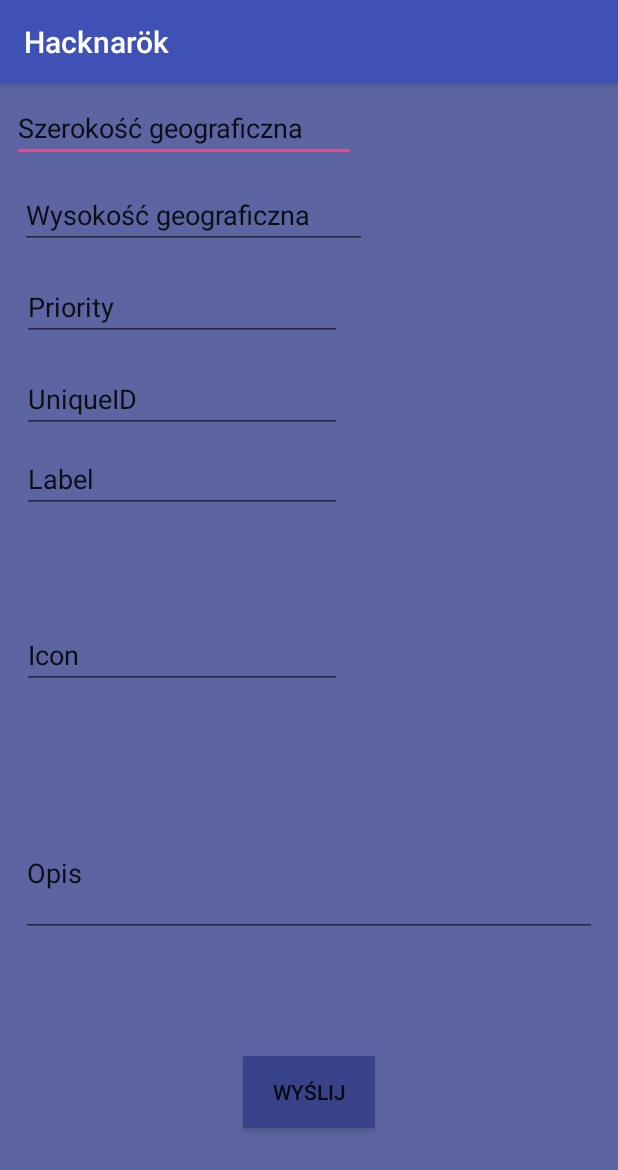
After one commit to lstawowy/Hacknar-k, an Android app: the Developer screen opened directly, with no data from a screen before it, on a phone screen of 412 x 824 dp. The commit adds this screen. Shown: the top 1170 px of the screen. Run offline under Robolectric (Android 15) with nearby library versions, the phone set to English and light mode, and no system bars.

Commit message:
grafika/design

```diff
--- a/app/src/main/AndroidManifest.xml
+++ b/app/src/main/AndroidManifest.xml
@@ -6,8 +6,7 @@
     <uses-permission android:name="android.permission.GET_ACCOUNTS" />
     <uses-permission android:name="android.permission.READ_PROFILE" />
     <uses-permission android:name="android.permission.READ_CONTACTS" />
-    <uses-permission android:name="android.permission.INTERNET"/>
-
+    <uses-permission android:name="android.permission.INTERNET" />
 
     <application
         android:allowBackup="true"
@@ -85,7 +84,6 @@
                 android:name="android.support.PARENT_ACTIVITY"
                 android:value="com.example.admin.hacknark.MainActivity" />
         </activity>
-
         <activity
             android:name=".ModesActivity"
             android:label="ModesActivity"
@@ -95,7 +93,6 @@
                 android:name="android.support.PARENT_ACTIVITY"
                 android:value="com.example.admin.hacknark.ModesActivity" />
         </activity>
-
         <activity
             android:name=".MissionActivity"
             android:label="MissionActivity"
@@ -105,6 +102,7 @@
                 android:name="android.support.PARENT_ACTIVITY"
                 android:value="com.example.admin.hacknark.MissionActivity" />
         </activity>
+        <activity android:name=".Developer"></activity>
     </application>
 
 </manifest>
--- a/app/src/main/java/com/example/admin/hacknark/SettingsActivity.java
+++ b/app/src/main/java/com/example/admin/hacknark/SettingsActivity.java
@@ -44,4 +44,10 @@ public class SettingsActivity extends AppCompatActivity {
         Intent jump = new Intent(this, Profile.class);
         startActivity(jump);
     }
+
+    public void goToDevelop(View View) {
+        Intent jump = new Intent(this, Developer.class);
+        startActivity(jump);
+    }
+
 }
--- /dev/null
+++ b/app/src/main/res/layout/activity_developer.xml
@@ -0,0 +1,137 @@
+<?xml version="1.0" encoding="utf-8"?>
+<android.support.constraint.ConstraintLayout xmlns:android="http://schemas.android.com/apk/res/android"
+    xmlns:app="http://schemas.android.com/apk/res-auto"
+    xmlns:tools="http://schemas.android.com/tools"
+    android:layout_width="match_parent"
+    android:layout_height="match_parent"
+    android:background="@color/colorPrimaryDark"
+    tools:context="com.example.admin.hacknark.Developer">
+
+    <EditText
+        android:id="@+id/editText"
+        android:layout_width="229dp"
+        android:layout_height="44dp"
+        android:layout_marginBottom="8dp"
+        android:layout_marginEnd="164dp"
+        android:layout_marginStart="8dp"
+        android:layout_marginTop="8dp"
+        android:ems="10"
+        android:inputType="textPersonName"
+        android:text="Szerokość geograficzna"
+        app:layout_constraintBottom_toTopOf="@+id/editText2"
+        app:layout_constraintEnd_toEndOf="parent"
+        app:layout_constraintHorizontal_bias="0.0"
+        app:layout_constraintStart_toStartOf="parent"
+        app:layout_constraintTop_toTopOf="parent" />
+
+    <EditText
+        android:id="@+id/editText2"
+        android:layout_width="231dp"
+        android:layout_height="42dp"
+        android:layout_marginBottom="8dp"
+        android:layout_marginEnd="162dp"
+        android:layout_marginStart="8dp"
+        android:layout_marginTop="8dp"
+        android:ems="10"
+        android:inputType="textPersonName"
+        android:text="Wysokość geograficzna"
+        app:layout_constraintBottom_toTopOf="@+id/editText3"
+        app:layout_constraintEnd_toEndOf="parent"
+        app:layout_constraintStart_toStartOf="parent"
+        app:layout_constraintTop_toBottomOf="@+id/editText" />
+
+    <EditText
+        android:id="@+id/editText3"
+        android:layout_width="wrap_content"
+        android:layout_height="wrap_content"
+        android:layout_marginBottom="8dp"
+        android:layout_marginEnd="178dp"
+        android:layout_marginStart="8dp"
+        android:layout_marginTop="8dp"
+        android:ems="10"
+        android:inputType="textPersonName"
+        android:text="Priority"
+        app:layout_constraintBottom_toTopOf="@+id/editText4"
+        app:layout_constraintEnd_toEndOf="parent"
+        app:layout_constraintStart_toStartOf="parent"
+        app:layout_constraintTop_toBottomOf="@+id/editText2" />
+
+    <EditText
+        android:id="@+id/editText4"
+        android:layout_width="wrap_content"
+        android:layout_height="wrap_content"
+        android:layout_marginBottom="8dp"
+        android:layout_marginEnd="178dp"
+        android:layout_marginStart="8dp"
+        android:layout_marginTop="8dp"
+        android:ems="10"
+        android:inputType="textPersonName"
+        android:text="UniqueID"
+        app:layout_constraintBottom_toTopOf="@+id/editText5"
+        app:layout_constraintEnd_toEndOf="parent"
+        app:layout_constraintStart_toStartOf="parent"
+        app:layout_constraintTop_toBottomOf="@+id/editText3" />
+
+    <EditText
+        android:id="@+id/editText5"
+        android:layout_width="wrap_content"
+        android:layout_height="wrap_content"
+        android:layout_marginEnd="178dp"
+        android:layout_marginStart="8dp"
+        android:layout_marginTop="8dp"
+        android:ems="10"
+        android:inputType="textPersonName"
+        android:text="Label"
+        app:layout_constraintEnd_toEndOf="parent"
+        app:layout_constraintStart_toStartOf="parent"
+        app:layout_constraintTop_toBottomOf="@+id/editText4" />
+
+    <EditText
+        android:id="@+id/editText7"
+        android:layout_width="wrap_content"
+        android:layout_height="wrap_content"
+        android:layout_marginBottom="8dp"
+        android:layout_marginEnd="178dp"
+        android:layout_marginStart="8dp"
+        android:layout_marginTop="8dp"
+        android:ems="10"
+        android:inputType="textPersonName"
+        android:text="Icon"
+        app:layout_constraintBottom_toTopOf="@+id/editText9"
+        app:layout_constraintEnd_toEndOf="parent"
+        app:layout_constraintStart_toStartOf="parent"
+        app:layout_constraintTop_toBottomOf="@+id/editText5" />
+
+    <Button
+        android:id="@+id/button8"
+        android:layout_width="wrap_content"
+        android:layout_height="wrap_content"
+        android:layout_marginBottom="8dp"
+        android:layout_marginEnd="8dp"
+        android:layout_marginStart="8dp"
+        android:layout_marginTop="8dp"
+        android:background="@color/colorPrimaryDark"
+        android:onClick="createPUT"
+        android:text="Wyślij"
+        app:layout_constraintBottom_toBottomOf="parent"
+        app:layout_constraintEnd_toEndOf="parent"
+        app:layout_constraintStart_toStartOf="parent"
+        app:layout_constraintTop_toBottomOf="@+id/editText9" />
+
+    <EditText
+        android:id="@+id/editText9"
+        android:layout_width="384dp"
+        android:layout_height="85dp"
+        android:layout_marginBottom="8dp"
+        android:layout_marginEnd="8dp"
+        android:layout_marginStart="8dp"
+        android:layout_marginTop="8dp"
+        android:ems="10"
+        android:inputType="textMultiLine"
+        android:text="Opis"
+        app:layout_constraintBottom_toTopOf="@+id/button8"
+        app:layout_constraintEnd_toEndOf="parent"
+        app:layout_constraintStart_toStartOf="parent"
+        app:layout_constraintTop_toBottomOf="@+id/editText7" />
+
+</android.support.constraint.ConstraintLayout>
```
Also changed, not shown: app/src/main/java/com/example/admin/hacknark/Developer.java (added, +197 -0 lines), app/src/main/res/layout/activity_settings.xml (+12 -0 lines).
